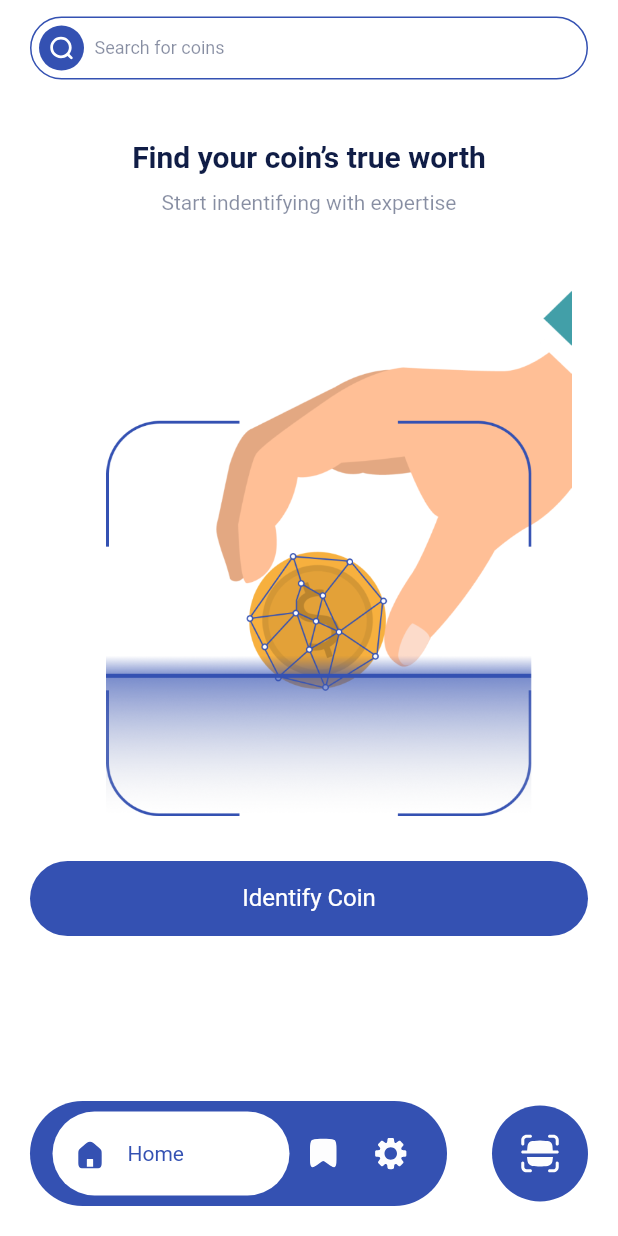
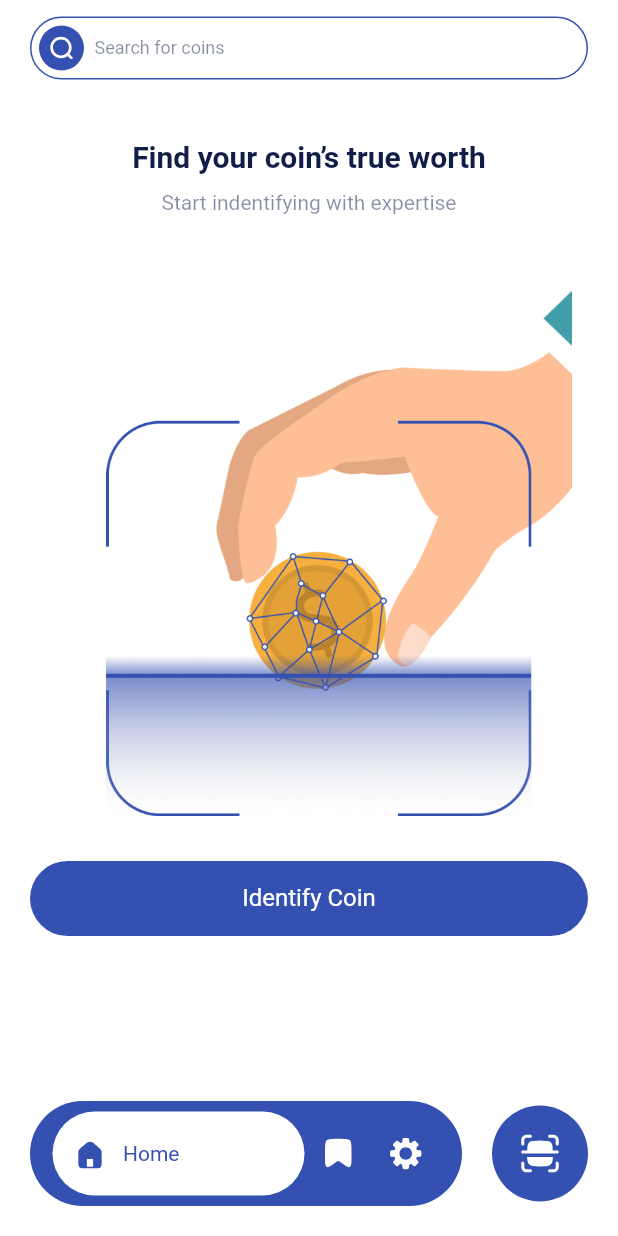
Before and after one commit to DenBurApps/pp_22, a Flutter app: the PagesView screen opened by its route, on a phone screen of 412 x 824 dp. Run offline on Flutter 3.47's test engine with Material 3 defaults, Android fonts, the phone set to English and light mode, and no system bars; our stand-ins replace cached_network_image, camera, connectivity_plus, dotted_decoration, equatable, firebase_core and 14 more; missing offline and left inert: flutter_app_info, multi_value_listenable_builder, purchases_flutter, webview_flutter_android, webview_flutter_wkwebview; accounts and stored records are empty; Roboto replaces fonts that are missing (Arimo).

Commit message:
Update app

```diff
--- a/lib/presentation/modules/pages/home/view/home_view.dart
+++ b/lib/presentation/modules/pages/home/view/home_view.dart
@@ -92,7 +92,8 @@ class HomeView extends StatelessWidget {
                   label: 'Identify Coin',
                   onPressed: () => Navigator.of(context).pushNamed(RouteNames.camera),
                 ),
-              )
+              ),
+              SizedBox(height: 30),
             ],
           ),
         ),
--- a/lib/presentation/modules/pages/pages_view.dart
+++ b/lib/presentation/modules/pages/pages_view.dart
@@ -38,7 +38,7 @@ class _PagesViewState extends State<PagesView> {
     return Scaffold(
       bottomNavigationBar: SafeArea(
         child: Padding(
-          padding: EdgeInsets.only(left: 20, right: 20 ,bottom: 20),
+          padding: EdgeInsets.only(left: 20, right: 20, bottom: 20),
           child: SizedBox(
             height: 70,
             child: Row(
@@ -54,8 +54,8 @@ class _PagesViewState extends State<PagesView> {
                       children: List.generate(
                         3,
                         (index) => _BottomButton(
-                          onPressed: () =>
-                              _selectModule(_bottomNavigationItems[index].module),
+                          onPressed: () => _selectModule(
+                              _bottomNavigationItems[index].module),
                           bottomNavItem: _bottomNavigationItems[index],
                           isActive: _bottomNavigationItems[index].module ==
                               _currentModule,
@@ -64,7 +64,7 @@ class _PagesViewState extends State<PagesView> {
                     ),
                   ),
                 ),
-                SizedBox(width: 30),
+                SizedBox(width: 20),
                 _ScanButton(),
               ],
             ),
@@ -101,8 +101,9 @@ class _BottomButton extends StatelessWidget {
           padding: EdgeInsets.symmetric(horizontal: 10, vertical: 5),
           alignment: Alignment.center,
           decoration: BoxDecoration(
-              color: isActive ? Theme.of(context).colorScheme.onPrimary : null,
-              borderRadius: BorderRadius.circular(40)),
+            color: isActive ? Theme.of(context).colorScheme.onPrimary : null,
+            borderRadius: BorderRadius.circular(40),
+          ),
           child: !isActive
               ? bottomNavItem.icon.svg()
               : Row(
@@ -112,7 +113,7 @@ class _BottomButton extends StatelessWidget {
                       width: 30,
                       height: 30,
                     ),
-                    SizedBox(width: 10),
+                  SizedBox(width: 7),
                     Text(
                       bottomNavItem.module.label,
                       style:
--- a/lib/presentation/modules/splash_view.dart
+++ b/lib/presentation/modules/splash_view.dart
@@ -70,6 +70,7 @@ class _SplashViewState extends State<SplashView> {
         final seenPrivacyAgreement =
             _databaseService.get(DatabaseKeys.seenPrivacyAgreement) ?? false;
         if (!seenPrivacyAgreement) {
+          _databaseService.put(DatabaseKeys.seenPrivacyAgreement, true);
           DialogHelper.showPrivacyAgreementDialog(
             context,
             yes: () => Navigator.of(context).pushReplacementNamed(
```
